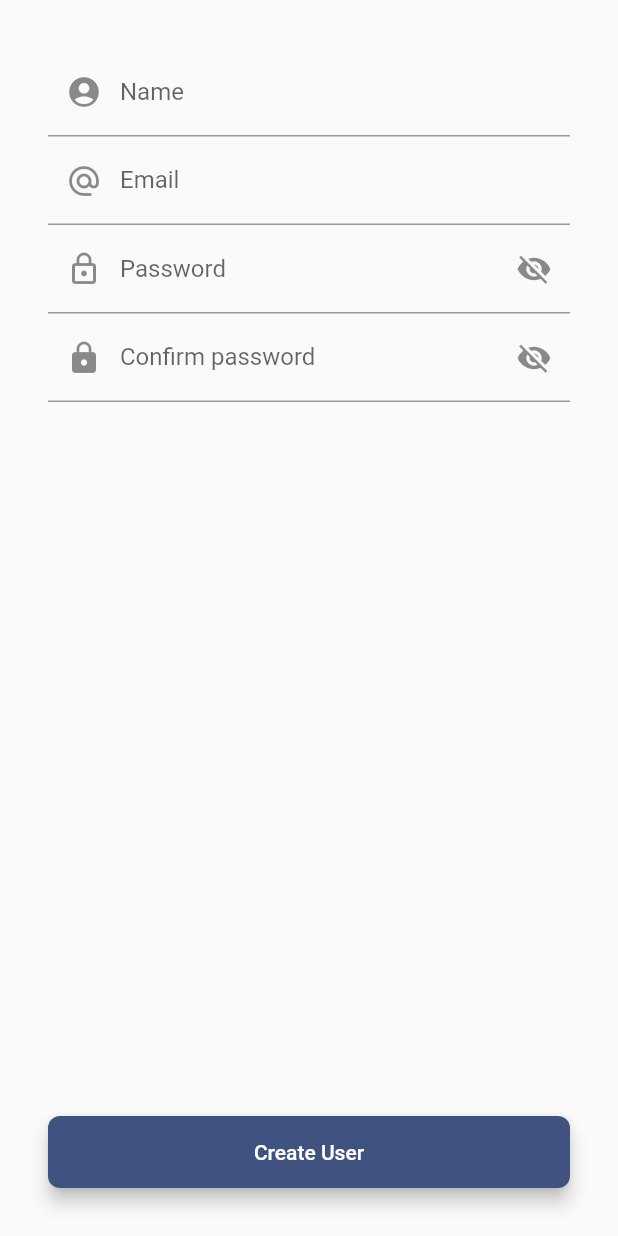
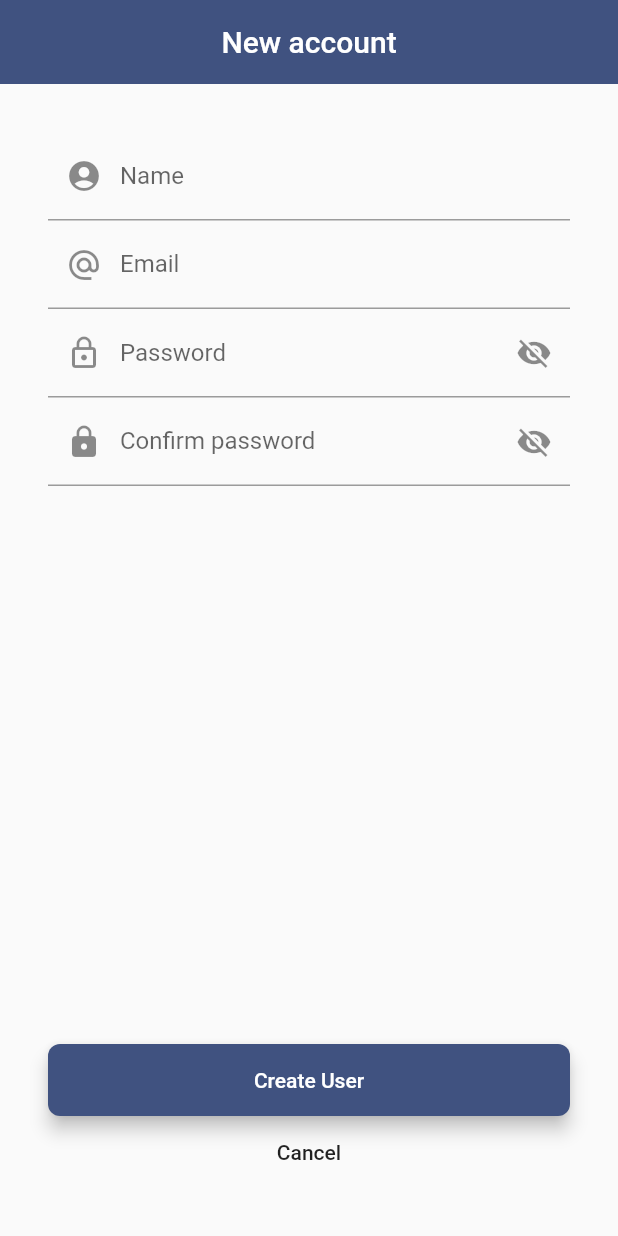
Before and after one commit to lurahealth/ble_client_app, a Flutter app: the screen it shows after launch, after a tap on "Log in now", after a tap on "Create new account", on a phone screen of 412 x 824 dp. Run offline on Flutter 3.47's test engine with Material 2 defaults, Android fonts, the phone set to English and light mode, and no system bars; our stand-ins replace dio, email_validator, flutter_blue, flutter_secure_storage, permission_handler, sqflite and 1 more; missing offline and left inert: amazon_cognito_identity_dart_2, auto_orientation; accounts and stored records are empty.

Commit message:
Create new user screen UI

```diff
--- a/lib/screens/CreateNewUserScreen.dart
+++ b/lib/screens/CreateNewUserScreen.dart
@@ -74,18 +74,36 @@ class CreateNewUserWidget extends StatelessWidget {
       ),
     );
 
+    final cancelButton = FlatButton(
+      onPressed: () => Navigator.pop(context),
+      child: new Text("Cancel"),
+    );
+
     return Scaffold(
+      appBar: AppBar(
+        elevation: 0,
+        backgroundColor: LURA_BLUE,
+        centerTitle: true,
+        title: Text("New account"),
+        leading: Text(" ",style: LURA_BLUE_TEXT,),
+      ),
       body: Padding(
         padding: const EdgeInsets.all(32.0),
         child: Column(
           mainAxisAlignment: MainAxisAlignment.center,
           children: <Widget>[
-            patientNameTextField,
-            patientEmailTextField,
-            patientPasswordTextField,
-            confirmPasswordTextField,
-            Spacer(),
-            createUserButton
+            Expanded(
+              child: ListView(
+                children: <Widget>[
+                  patientNameTextField,
+                  patientEmailTextField,
+                  patientPasswordTextField,
+                  confirmPasswordTextField,
+                ],
+              ),
+            ),
+            createUserButton,
+            cancelButton
           ],
         ),
       ),
--- a/lib/screens/LoginScreen.dart
+++ b/lib/screens/LoginScreen.dart
@@ -27,7 +27,7 @@ class LoginWidget extends StatelessWidget {
     );
 
     final titleBlock = Container(
-      height: MediaQuery.of(context).size.height * 0.20,
+      height: MediaQuery.of(context).size.height * 0.30,
       decoration: BoxDecoration(
           color: LURA_BLUE,
           borderRadius: BorderRadius.only(
@@ -124,6 +124,7 @@ class LoginWidget extends StatelessWidget {
                   padding: const EdgeInsets.all(8.0),
                   child: passwordTextField,
                 ),
+                SizedBox(height: MediaQuery.of(context).size.height*0.04 ,),
                 Padding(
                   padding: const EdgeInsets.all(16.0),
                   child: loginButton,
```
Also changed, not shown: lib/utils/StyleUtils.dart (+10 -0 lines).
